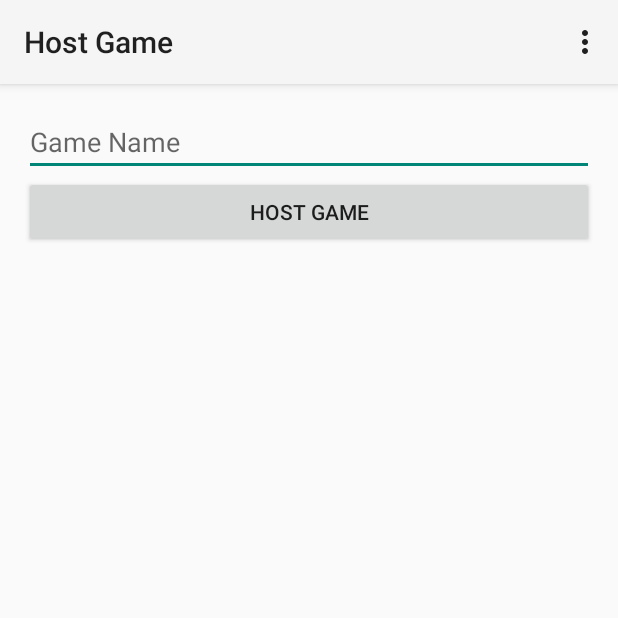
After one commit to EpicVS/HackCMU2015, an Android app: the HostGameActivity screen opened directly, with no data from a screen before it, on a phone screen of 412 x 824 dp, the top half of it. The commit adds this screen. Run offline under Robolectric (Android 15) with nearby library versions, the phone set to English and light mode, and no system bars.

Commit message:
updated stuff

```diff
--- a/app/build.gradle
+++ b/app/build.gradle
@@ -3,11 +3,10 @@ apply plugin: 'com.android.application'
 android {
     compileSdkVersion 23
     buildToolsVersion "23.0.1"
-
     defaultConfig {
         applicationId "hackcmu.lasertag"
         minSdkVersion 19
-        targetSdkVersion 19
+        targetSdkVersion 23
         versionCode 1
         versionName "1.0"
     }
@@ -17,6 +16,8 @@ android {
             proguardFiles getDefaultProguardFile('proguard-android.txt'), 'proguard-rules.pro'
         }
     }
+    productFlavors {
+    }
 }
 
 dependencies {
--- /dev/null
+++ b/app/src/main/java/hackcmu/lasertag/HostGameActivity.java
@@ -0,0 +1,39 @@
+package hackcmu.lasertag;
+
+import android.app.Activity;
+import android.os.Bundle;
+import android.view.Menu;
+import android.view.MenuItem;
+
+public class HostGameActivity extends Activity {
+
+    @Override
+    protected void onCreate(Bundle savedInstanceState) {
+        super.onCreate(savedInstanceState);
+        setContentView(R.layout.activity_host_game);
+
+
+    }
+
+    @Override
+    public boolean onCreateOptionsMenu(Menu menu) {
+        // Inflate the menu; this adds items to the action bar if it is present.
+        getMenuInflater().inflate(R.menu.menu_host_game, menu);
+        return true;
+    }
+
+    @Override
+    public boolean onOptionsItemSelected(MenuItem item) {
+        // Handle action bar item clicks here. The action bar will
+        // automatically handle clicks on the Home/Up button, so long
+        // as you specify a parent activity in AndroidManifest.xml.
+        int id = item.getItemId();
+
+        //noinspection SimplifiableIfStatement
+        if (id == R.id.action_settings) {
+            return true;
+        }
+
+        return super.onOptionsItemSelected(item);
+    }
+}
--- /dev/null
+++ b/app/src/main/res/layout/activity_host_game.xml
@@ -0,0 +1,24 @@
+<RelativeLayout xmlns:android="http://schemas.android.com/apk/res/android"
+    xmlns:tools="http://schemas.android.com/tools" android:layout_width="match_parent"
+    android:layout_height="match_parent" android:paddingLeft="@dimen/activity_horizontal_margin"
+    android:paddingRight="@dimen/activity_horizontal_margin"
+    android:paddingTop="@dimen/activity_vertical_margin"
+    android:paddingBottom="@dimen/activity_vertical_margin"
+    tools:context="hackcmu.lasertag.HostGameActivity">
+
+
+    <EditText
+        android:layout_width="fill_parent"
+        android:layout_height="wrap_content"
+        android:id="@+id/host_game_name"
+        android:layout_centerHorizontal="true"
+        android:hint="Game Name"   />
+
+    <Button
+        android:layout_width="fill_parent"
+        android:layout_height="wrap_content"
+        android:text="Host Game"
+        android:layout_below="@+id/host_game_name"
+        android:id="@+id/host_game_btn" />
+
+</RelativeLayout>
--- a/app/src/main/res/layout/activity_main.xml
+++ b/app/src/main/res/layout/activity_main.xml
@@ -6,7 +6,7 @@
     android:paddingBottom="@dimen/activity_vertical_margin"
     android:layout_width="match_parent"
     android:layout_height="match_parent"
-    android:orientation="vertical" >>
+    android:orientation="vertical" >
 
     <TextView android:id="@+id/section_label" android:layout_width="wrap_content"
         android:layout_height="wrap_content" />
--- /dev/null
+++ b/app/src/main/res/menu/menu_host_game.xml
@@ -0,0 +1,6 @@
+<menu xmlns:android="http://schemas.android.com/apk/res/android"
+    xmlns:tools="http://schemas.android.com/tools"
+    tools:context="hackcmu.lasertag.HostGameActivity">
+    <item android:id="@+id/action_settings" android:title="@string/action_settings"
+        android:orderInCategory="100" android:showAsAction="never" />
+</menu>
--- /dev/null
+++ b/app/src/main/res/menu/menu_join_game.xml
@@ -0,0 +1,6 @@
+<menu xmlns:android="http://schemas.android.com/apk/res/android"
+    xmlns:tools="http://schemas.android.com/tools"
+    tools:context="hackcmu.lasertag.JoinGameActivity">
+    <item android:id="@+id/action_settings" android:title="@string/action_settings"
+        android:orderInCategory="100" android:showAsAction="never" />
+</menu>
--- a/app/src/main/res/values/strings.xml
+++ b/app/src/main/res/values/strings.xml
@@ -11,4 +11,8 @@
     <string name="action_example">Example action</string>
 
     <string name="action_settings">Settings</string>
+    <string name="title_activity_host_game">Host Game</string>
+
+    <string name="hello_world">Hello world!</string>
+    <string name="title_activity_join_game">Join Game</string>
 </resources>
```
Also changed, not shown: app/src/main/AndroidManifest.xml (+9 -1 lines), app/src/main/java/hackcmu/lasertag/JoinGameActivity.java (added, +37 -0 lines), app/src/main/java/hackcmu/lasertag/MainActivity.java (+21 -0 lines), app/src/main/res/layout/activity_join_game.xml (added, +12 -0 lines), 2 other files.
